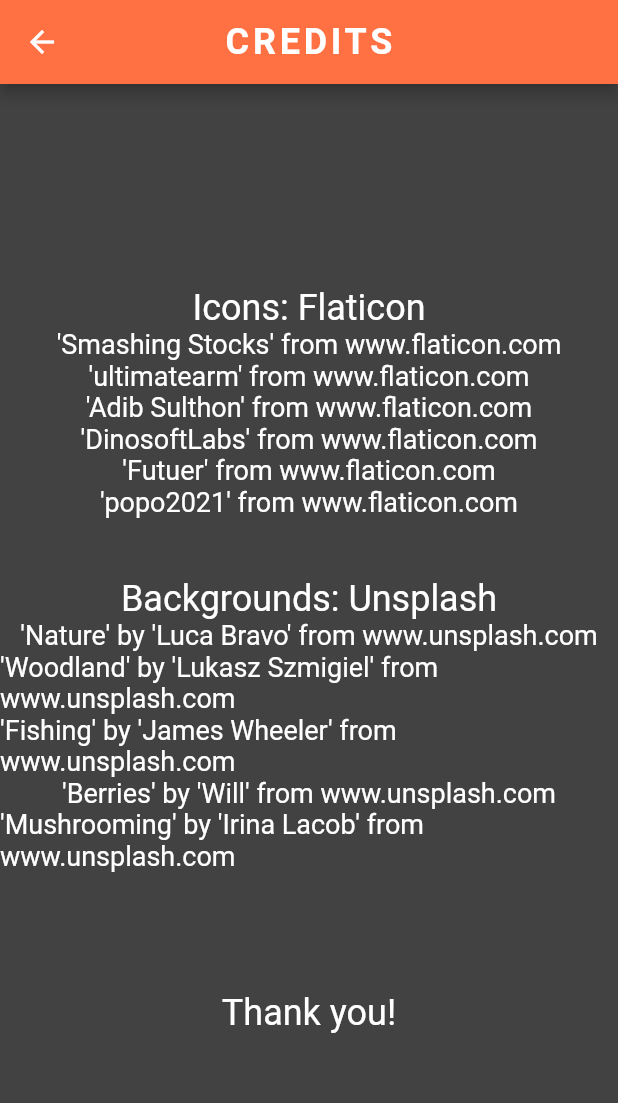
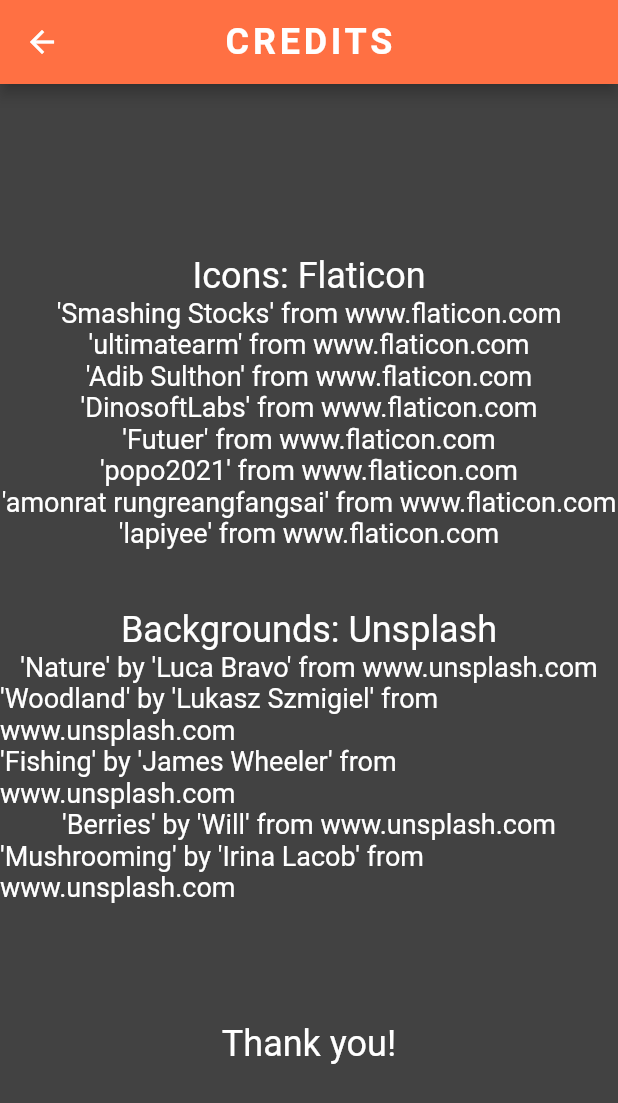
Before and after one commit to T-Pirozzini/flutter_forage_app, a Flutter app: the CreditsPage screen opened directly, on a phone screen of 412 x 824 dp. Shown: the top 1103 px of the screen. Run offline on Flutter 3.47's test engine with Material 2 defaults, Android fonts, the phone set to English and light mode, and no system bars; our stand-ins replace cloud_firestore, firebase_auth, firebase_core, firebase_storage, floating_bottom_navigation_bar, flutter_dotenv and 9 more; accounts and stored records are empty; Roboto replaces fonts that are missing (Philosopher).

Commit message:
add nuts markers and update shell marker

```diff
--- a/lib/components/speed_dial.dart
+++ b/lib/components/speed_dial.dart
@@ -351,6 +351,12 @@
           foregroundColor: Colors.white,
           onTap: () => displayDialog('Shellfish'),
         ),
+        SpeedDialChild(
+          child: Image.asset('lib/assets/images/nuts.png', width: 40),
+          backgroundColor: Colors.grey.shade800,
+          foregroundColor: Colors.white,
+          onTap: () => displayDialog('Nuts'),
+        ),
       ],
     );
   }
--- a/lib/pages/credits_page.dart
+++ b/lib/pages/credits_page.dart
@@ -51,6 +51,10 @@
                 style: TextStyle(fontSize: 18, color: Colors.white)),
             Text("'popo2021' from www.flaticon.com",
                 style: TextStyle(fontSize: 18, color: Colors.white)),
+            Text("'amonrat rungreangfangsai' from www.flaticon.com",
+                style: TextStyle(fontSize: 18, color: Colors.white)),
+            Text("'lapiyee' from www.flaticon.com",
+                style: TextStyle(fontSize: 18, color: Colors.white)),
             SizedBox(height: 40),
             Text('Backgrounds: Unsplash',
                 style: TextStyle(fontSize: 24, color: Colors.white)),
--- a/lib/pages/forage_location_info_page.dart
+++ b/lib/pages/forage_location_info_page.dart
@@ -442,7 +442,6 @@
             Text('Your location will be become public'),
           ],
         ),
-
         const SizedBox(height: 10),
         Row(
           mainAxisAlignment: MainAxisAlignment.spaceAround,
--- a/lib/pages/friends_page.dart
+++ b/lib/pages/friends_page.dart
@@ -3,7 +3,6 @@
 import 'package:flutter/material.dart';
 import 'package:google_fonts/google_fonts.dart';
 import 'forage_locations_page.dart';
-import 'friend_request_page.dart';
 
 class FriendsPage extends StatefulWidget {
   const FriendsPage({Key? key}) : super(key: key);
```
Also changed, not shown: lib/assets/images/nuts.png (added), lib/assets/images/nuts_marker.png (added), lib/assets/images/shellfish_marker.png.
